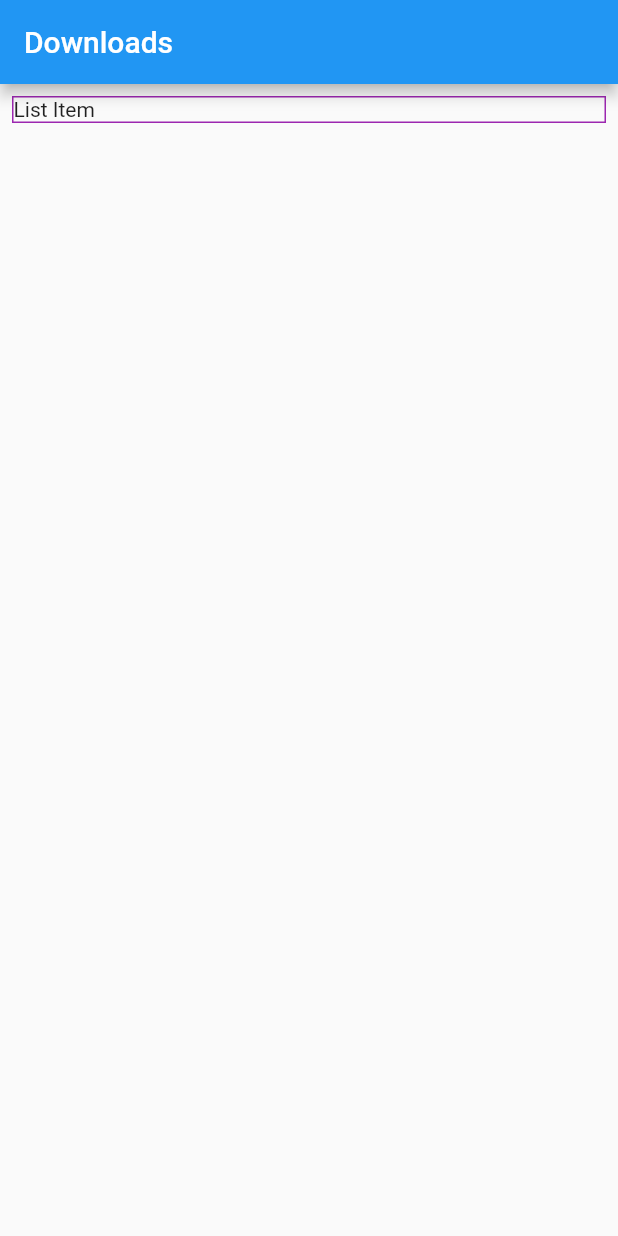
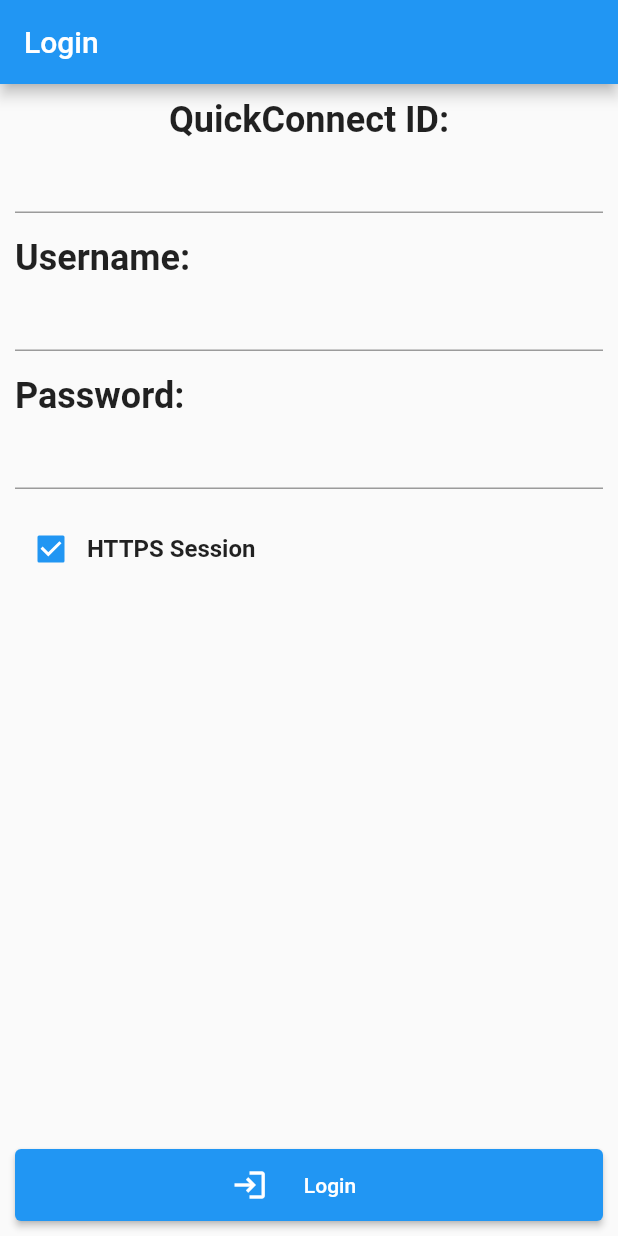
Before and after one commit to Mafioziks/SynoGet, a Flutter app: the screen it shows after launch, on a phone screen of 412 x 824 dp. Run offline on Flutter 3.47's test engine with Material 2 defaults, Android fonts, the phone set to English and light mode, and no system bars; our stand-ins replace shared_preferences.

Commit message:
Add base API Calls, login view.

```diff
--- a/lib/main.dart
+++ b/lib/main.dart
@@ -1,5 +1,6 @@
 import 'package:flutter/material.dart';
-import 'package:synoget/views/download_list.dart';
+import 'package:synology_get/views/download_list.dart';
+import 'package:synology_get/views/login.dart';
 
 void main() {
   runApp(MyApp());
@@ -9,11 +10,12 @@ class MyApp extends StatelessWidget {
   @override
   Widget build(BuildContext context) {
     return MaterialApp(
+      debugShowCheckedModeBanner: false,
       title: 'Syno Get',
       theme: ThemeData(
         primarySwatch: Colors.blue,
       ),
-      home: DownloadListView(),
+      home: LoginView(),
     );
   }
 }
--- /dev/null
+++ b/lib/views/login.dart
@@ -0,0 +1,215 @@
+import 'dart:io';
+
+import 'package:flutter/material.dart';
+import 'package:flutter/widgets.dart';
+import 'package:shared_preferences/shared_preferences.dart';
+import 'package:synology_get/api/syno.dart';
+
+class LoginView extends StatelessWidget {
+  final TextEditingController qcInput = TextEditingController();
+
+  Future<void> authorize(BuildContext context) async {
+    if ('' == qcInput.text) {
+      ScaffoldMessenger.of(context)
+          .showSnackBar(SnackBar(content: Text('No QuickConnect provided!')));
+      return;
+    }
+
+    // Syno syno = Syno();
+    Map<String, dynamic> info = await (Syno()).getServerInfo(qcInput.text);
+
+    // Original test ---
+    String base = (info['service']!['relay_dn'] ?? '') +
+        ':' +
+        info['service']!['relay_port']!.toString();
+    print(base);
+    var url = Uri.https(base, '');
+    // ---
+
+    int counter = 15;
+    bool ping = false;
+
+    while (!ping && counter > 0) {
+      ping = await (Syno()).pingPong(url);
+      counter--;
+      sleep(Duration(seconds: 2));
+    }
+
+    if (ping) {
+      ScaffoldMessenger.of(context)
+          .showSnackBar(SnackBar(content: Text('PingPong Success')));
+      print('PingPong Success');
+    } else {
+      ScaffoldMessenger.of(context)
+          .showSnackBar(SnackBar(content: Text('PingPong Fail')));
+      print('PingPong Fail');
+    }
+
+    Map<String, dynamic> apiInfo = await (Syno()).getApiInfo(url);
+
+    Uri downloadStationInfo =
+        Uri.https(base, apiInfo['data']['SYNO.DownloadStation.Info']['path'], {
+      'api': 'SYNO.DownloadStation.Info',
+      'version':
+          apiInfo['data']['SYNO.DownloadStation.Info']['maxVersion'].toString(),
+      'method': 'getinfo',
+    });
+    try {
+      var response = await (SynoDownload()).getInfo(downloadStationInfo);
+      print('Download Station Info');
+    } on SocketException catch (e) {
+      print('Socket Exception on: ' + downloadStationInfo.toString());
+    }
+  }
+
+  @override
+  Widget build(BuildContext context) {
+    return Scaffold(
+      appBar: AppBar(
+        title: Text('Login'),
+      ),
+      body: Padding(
+        padding: EdgeInsets.all(10.0),
+        child: Column(
+          mainAxisSize: MainAxisSize.max,
+          crossAxisAlignment: CrossAxisAlignment.stretch,
+          children: [
+            LabeledMemoryTextField(
+                Text(
+                  'QuickConnect ID:',
+                  style: TextStyle(fontSize: 24.0, fontWeight: FontWeight.bold),
+                ),
+                qcInput,
+                name: 'qID'),
+            Text(
+              'Username:',
+              style: TextStyle(fontSize: 24.0, fontWeight: FontWeight.bold),
+            ),
+            Padding(padding: EdgeInsets.only(bottom: 16.0), child: TextField()),
+            Text(
+              'Password:',
+              style: TextStyle(fontSize: 24.0, fontWeight: FontWeight.bold),
+            ),
+            Padding(
+                padding: EdgeInsets.only(bottom: 16.0),
+                child: TextField(
+                  obscureText: true,
+                )),
+            HttpsSession(
+              httpsState: true,
+            ),
+            Expanded(child: Container()),
+            ElevatedButton.icon(
+                onPressed: () async => await authorize(context),
+                icon: Icon(Icons.login),
+                label: Padding(
+                    padding: EdgeInsets.all(16.0), child: Text('Login')))
+          ],
+        ),
+      ),
+    );
+  }
+}
+
+class HttpsSession extends StatefulWidget {
+  final bool httpsState;
+  const HttpsSession({Key? key, this.httpsState = false}) : super(key: key);
+
+  @override
+  State<HttpsSession> createState() => HttpsSessionState();
+}
+
+class HttpsSessionState extends State<HttpsSession> {
+  bool httpState = false;
+  @override
+  void initState() {
+    httpState = widget.httpsState;
+    super.initState();
+  }
+
+  void toggleCheckbox(bool? checked) {
+    if (null == checked) {
+      return;
+    }
+
+    setState(() {
+      httpState = !httpState;
+    });
+  }
+
+  @override
+  Widget build(BuildContext context) {
+    return Column(
+      children: [
+        Row(
+          children: [
+            Checkbox(
+                value: httpState,
+                onChanged: (checked) => toggleCheckbox(checked)),
+            Text(
+              'HTTPS Session',
+              style: TextStyle(fontSize: 16.0, fontWeight: FontWeight.bold),
+            ),
+          ],
+        )
+      ],
+    );
+  }
+}
+
+class LabeledMemoryTextField extends StatefulWidget {
+  final String name;
+  final Widget label;
+  final String defaultValue;
+  final TextEditingController input;
+
+  const LabeledMemoryTextField(this.label, this.input,
+      {Key? key, this.name = '', this.defaultValue = ''})
+      : super(key: key);
+
+  @override
+  State<LabeledMemoryTextField> createState() => LabeledMemoryTextFieldState();
+}
+
+class LabeledMemoryTextFieldState extends State<LabeledMemoryTextField> {
+  String? defaultValue;
+
+  Future<void> getDefaultValue(String field) async {
+    SharedPreferences prefs = await SharedPreferences.getInstance();
+
+    defaultValue = prefs.getString(field);
+
+    if (defaultValue != null) {
+      setState(() {
+        this.widget.input.text = defaultValue ?? '';
+      });
+    }
+  }
+
+  @override
+  void initState() {
+    this.widget.input.text = this.widget.defaultValue;
+    defaultValue = this.widget.defaultValue;
+
+    if (defaultValue == '') {
+      getDefaultValue(this.widget.name);
+    }
+
+    super.initState();
+  }
+
+  @override
+  Widget build(BuildContext context) {
+    return Column(
+      children: [
+        this.widget.label,
+        Padding(
+          padding: EdgeInsets.only(bottom: 16.0),
+          child: TextField(
+            controller: this.widget.input,
+          ),
+        )
+      ],
+    );
+  }
+}
```
Also changed, not shown: lib/api/syno.dart (added, +114 -0 lines), lib/views/download_list.dart (+81 -8 lines), pubspec.yaml (+5 -3 lines), pubspec.lock, 7 other files.
